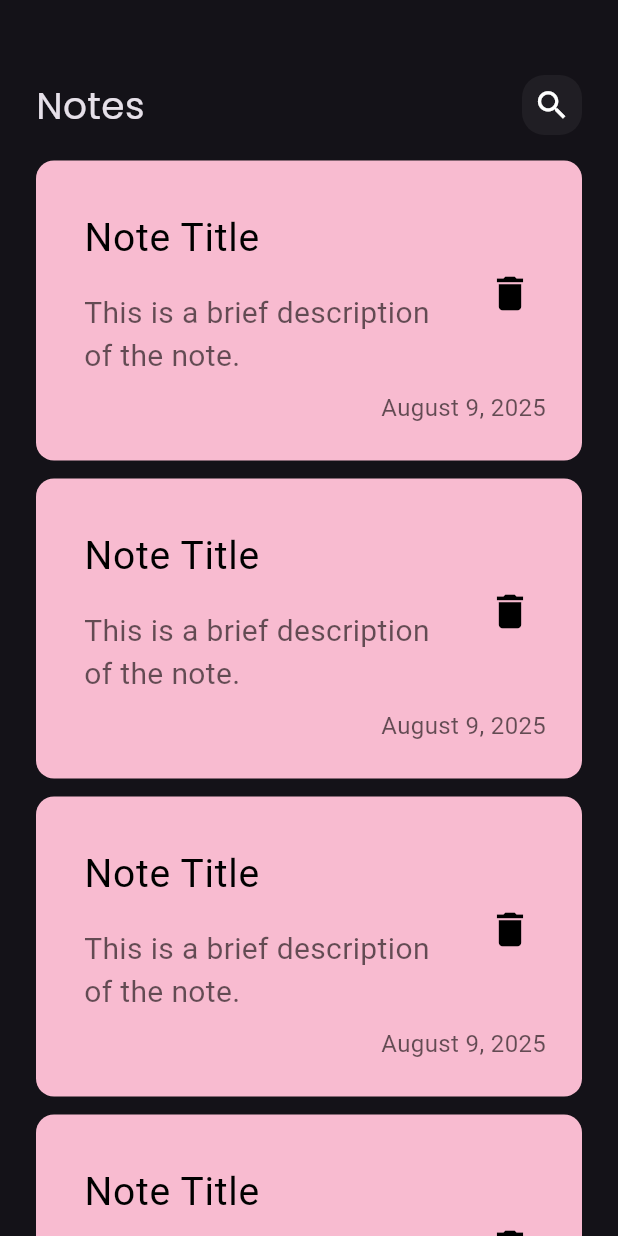
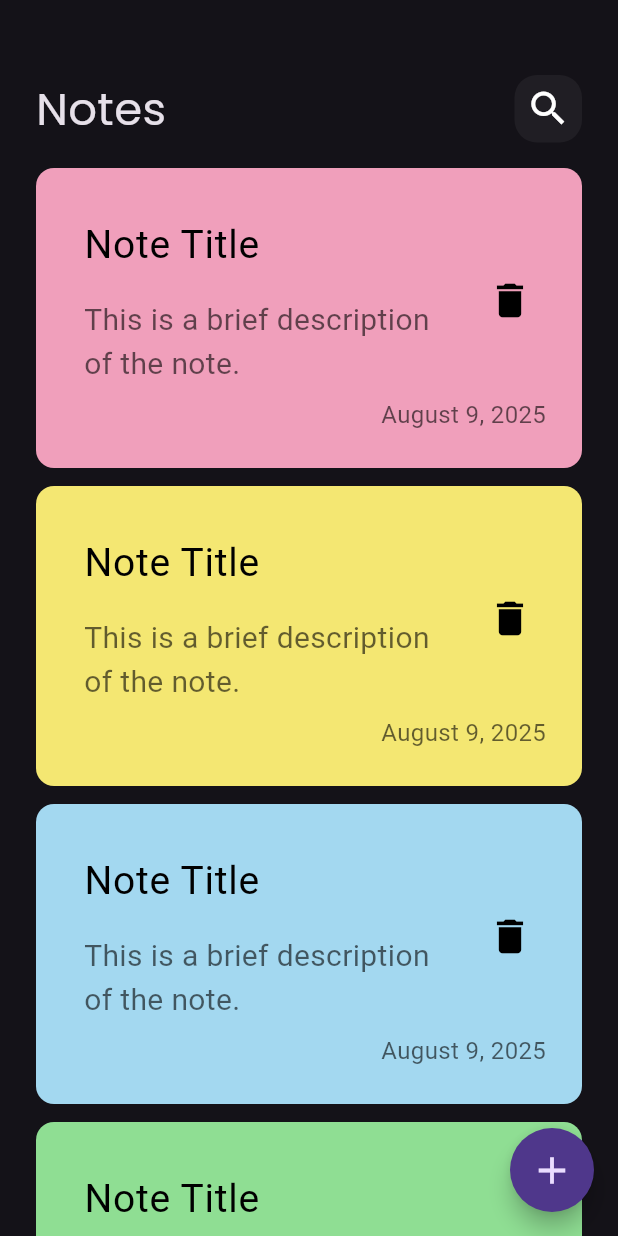
Before and after one commit to EbtehalAlzahrani/notes_app, a Flutter app: the screen it shows after launch, on a phone screen of 412 x 824 dp. Run offline on Flutter 3.47's test engine with Material 3 defaults, Android fonts, the phone set to English and light mode, and no system bars; Roboto replaces fonts that are missing (Poppins-Light, Poppins-SemiBold).

Commit message:
add button and some modifcations

```diff
--- a/lib/main.dart
+++ b/lib/main.dart
@@ -11,6 +11,7 @@ class NotesApp extends StatelessWidget {
   @override
   Widget build(BuildContext context) {
     return MaterialApp(
+      debugShowCheckedModeBanner: false,
       theme: ThemeData(brightness: Brightness.dark, fontFamily: 'Poppins'),
       home: const NotesView(),
     );
--- a/lib/views/notesview.dart
+++ b/lib/views/notesview.dart
@@ -6,8 +6,16 @@ class NotesView extends StatelessWidget {
 
   @override
   Widget build(BuildContext context) {
-    return const Scaffold(
-      body: NotesViewBody(),
+    return Scaffold(
+      floatingActionButton: FloatingActionButton(
+        onPressed: () {},
+        shape: const CircleBorder(),
+        elevation: 6,
+        hoverColor: Colors.purple.withOpacity(0.1),
+        child: const Icon(Icons.add, size: 30),
+      ),
+
+      body: const NotesViewBody(),
     );
   }
 }
--- a/lib/widgets/custom_app_bar.dart
+++ b/lib/widgets/custom_app_bar.dart
@@ -7,11 +7,15 @@ class CustomAppBar extends StatelessWidget {
 
   @override
   Widget build(BuildContext context) {
-    return Row(
+    return const Row(
       mainAxisAlignment: MainAxisAlignment.spaceBetween,
-      children: const [
+      children: [
         Text('Notes',
-            style: TextStyle(fontSize: 25, fontWeight: FontWeight.w400)),
+            style: TextStyle(
+                fontSize: 30,
+                fontFamily: 'Poppins',
+                fontWeight: FontWeight.w400,
+              )),
             CustomSearchIcon()
       ],
     );
--- a/lib/widgets/custom_note_item.dart
+++ b/lib/widgets/custom_note_item.dart
@@ -2,7 +2,9 @@ import 'package:flutter/material.dart';
 
 
 class NoteItem extends StatelessWidget {
-  const NoteItem({super.key});
+  final Color color;
+
+  const NoteItem({super.key, required this.color});
 
   @override
   Widget build(BuildContext context) {
@@ -11,7 +13,7 @@ class NoteItem extends StatelessWidget {
       child: Container(
         padding: const EdgeInsets.only(top: 24, bottom: 24, left: 16),
         decoration: BoxDecoration(
-          color: Colors.pink[100],
+          color: color,
           borderRadius: BorderRadius.circular(12),
         ),
         child: Column(
--- a/lib/widgets/custom_search_icon.dart
+++ b/lib/widgets/custom_search_icon.dart
@@ -6,14 +6,14 @@ class CustomSearchIcon extends StatelessWidget {
   @override
   Widget build(BuildContext context) {
     return Container(
-      height: 40,
-      width: 40,
+      height: 45,
+      width: 45,
       decoration: BoxDecoration(
         borderRadius: BorderRadius.circular(15),
         color: Colors.white.withOpacity(0.05),
       ),
       child: const Center(
-        child: Icon(Icons.search, size: 25),
+        child: Icon(Icons.search, size: 30),
       ),
     );
   }
--- a/lib/widgets/notes_list_view.dart
+++ b/lib/widgets/notes_list_view.dart
@@ -5,10 +5,12 @@ import 'package:notes/widgets/custom_note_item.dart';
 class NotesListView extends StatelessWidget {
   const NotesListView({super.key});
 
+  final List<Color> colorNotes = const [Color.fromARGB(255, 240, 159, 187),Color.fromARGB(255, 244, 231, 114), Color.fromARGB(255, 163, 216, 240),Color.fromARGB(255, 143, 222, 147), Color.fromARGB(255, 217, 143, 231)];
+
   @override
   Widget build(BuildContext context) {
     return ListView.builder(itemBuilder: (context, index) {
-      return const NoteItem();
+      return NoteItem(color: colorNotes[index % colorNotes.length]);
     });
   }
 }
```
